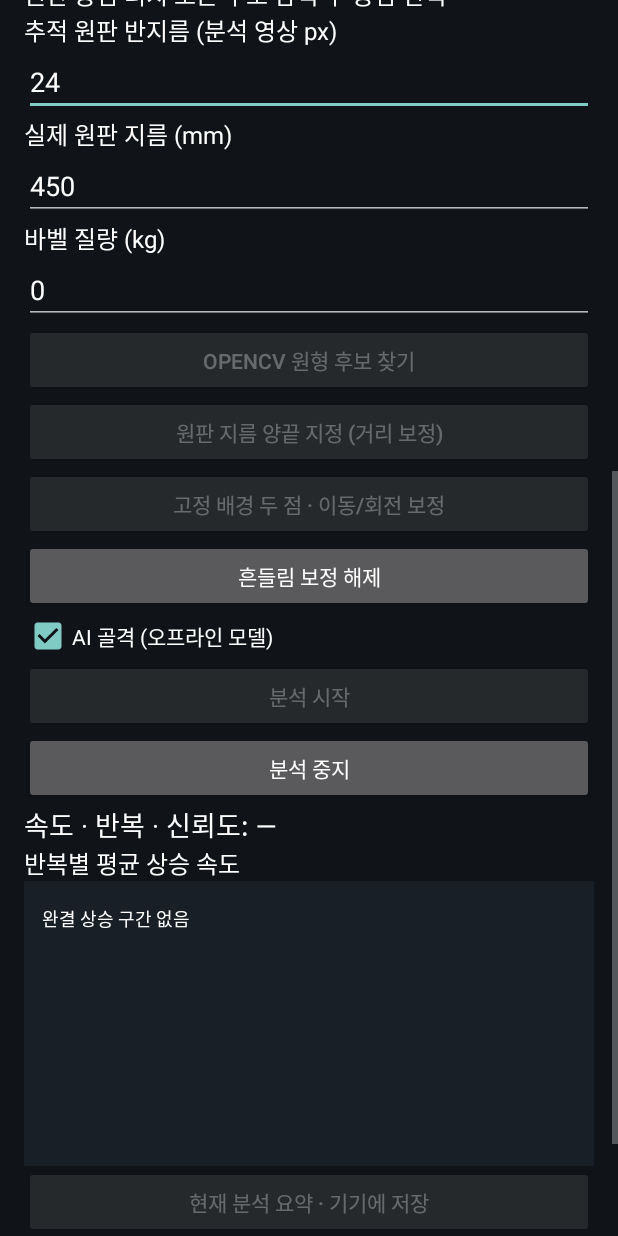
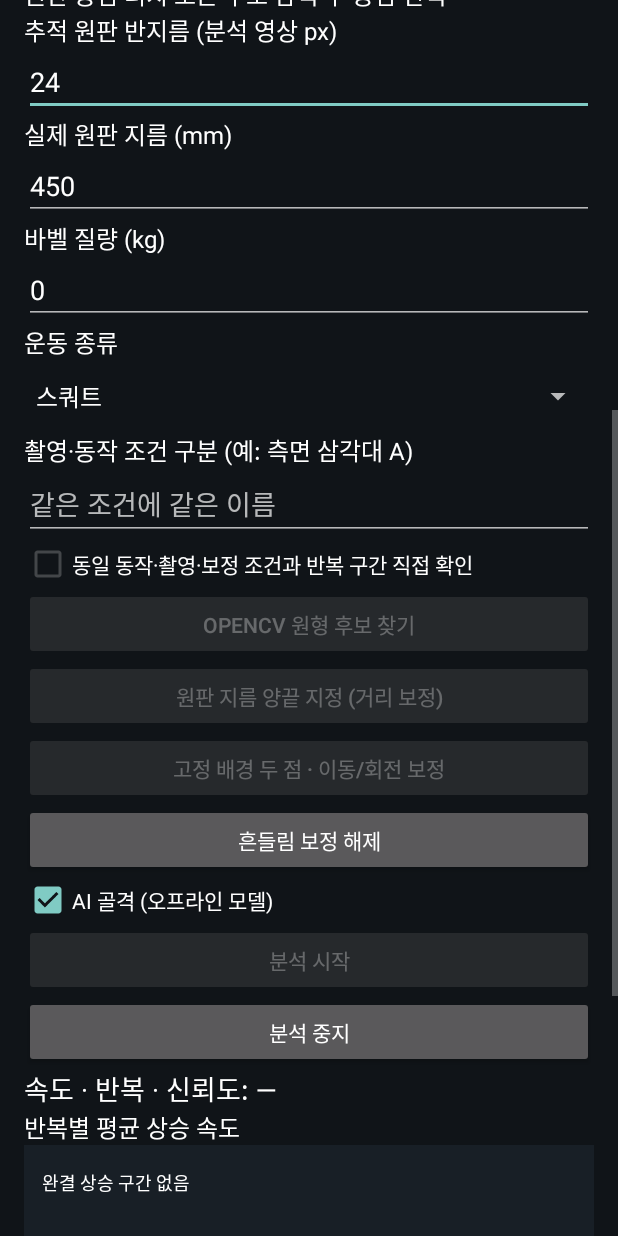
Before and after one commit to js775315672-spec/Adaptive-Strength-Native, an Android app: the screen it shows after launch (MainActivity), scrolled down 576 dp, on a phone screen of 412 x 824 dp. Run offline under Robolectric (Android 15) with nearby library versions, the phone set to English and light mode, and no system bars; 1 statement that could not run was skipped.

Commit message:
P10: explicit same-condition descriptive personal speed profile and isolated APK identity

```diff
--- a/app/build.gradle.kts
+++ b/app/build.gradle.kts
@@ -4,8 +4,8 @@ android {
     compileSdk = 35
     ndkVersion = "27.0.12077973"
     defaultConfig {
-        applicationId = "com.adaptivestrength.nativeapp.p4567"
-        minSdk = 26; targetSdk = 35; versionCode = 3; versionName = "0.3.0-dev"
+        applicationId = "com.adaptivestrength.nativeapp.p8910"
+        minSdk = 26; targetSdk = 35; versionCode = 4; versionName = "0.4.0-dev"
         ndk { abiFilters += listOf("arm64-v8a") }
         externalNativeBuild { cmake { cppFlags += listOf("-std=c++17", "-O3") } }
     }
--- a/app/src/main/AndroidManifest.xml
+++ b/app/src/main/AndroidManifest.xml
@@ -1,7 +1,7 @@
 <manifest xmlns:android="http://schemas.android.com/apk/res/android">
     <uses-permission android:name="android.permission.CAMERA"/>
     <uses-feature android:name="android.hardware.camera.any" android:required="false"/>
-    <application android:label="Adaptive Strength P4567 DEV" android:theme="@android:style/Theme.Material.NoActionBar" android:allowBackup="false" android:usesCleartextTraffic="false" android:supportsRtl="true">
+    <application android:label="Adaptive Strength P8910 DEV" android:theme="@android:style/Theme.Material.NoActionBar" android:allowBackup="false" android:usesCleartextTraffic="false" android:supportsRtl="true">
         <activity android:name=".LiveActivity" android:exported="false"/>
         <activity android:name=".MainActivity" android:exported="true"><intent-filter><action android:name="android.intent.action.MAIN"/><category android:name="android.intent.category.LAUNCHER"/></intent-filter></activity>
     </application>
--- a/app/src/main/java/com/adaptivestrength/nativeapp/MainActivity.kt
+++ b/app/src/main/java/com/adaptivestrength/nativeapp/MainActivity.kt
@@ -15,29 +15,32 @@ import java.util.concurrent.atomic.AtomicBoolean
 import kotlin.math.*
 class MainActivity:Activity(){
  private val worker=Executors.newSingleThreadExecutor();private val cancel=AtomicBoolean(false);private val previewPending=AtomicBoolean(false);private var busy=false;private var analyzed=false;private var uri:Uri?=null;private var frame:Bitmap?=null;private var seed:Circle?=null;private var candidates=listOf<Circle>();private var cal=mutableListOf<Pair<Float,Float>>();private var calibrating=false;private var bgMode=false;private val bg=mutableListOf<Pair<Float,Float>>();private var report:String?=null
- private lateinit var chart:RepChart;private lateinit var historyButton:Button;private lateinit var saveButton:Button;private lateinit var canvas:Stage;private lateinit var status:TextView;private lateinit var metrics:TextView;private lateinit var diameter:EditText;private lateinit var kg:EditText;private lateinit var radius:EditText;private lateinit var poseSwitch:CheckBox;private lateinit var run:Button;private lateinit var pick:Button;private lateinit var scan:Button;private lateinit var export:Button;private lateinit var calButton:Button;private lateinit var bgButton:Button
+ private lateinit var exercise:Spinner;private lateinit var setup:EditText;private lateinit var reviewed:CheckBox;private lateinit var compareButton:Button;private lateinit var chart:RepChart;private lateinit var historyButton:Button;private lateinit var saveButton:Button;private lateinit var canvas:Stage;private lateinit var status:TextView;private lateinit var metrics:TextView;private lateinit var diameter:EditText;private lateinit var kg:EditText;private lateinit var radius:EditText;private lateinit var poseSwitch:CheckBox;private lateinit var run:Button;private lateinit var pick:Button;private lateinit var scan:Button;private lateinit var export:Button;private lateinit var calButton:Button;private lateinit var bgButton:Button
  private val pts=mutableListOf<Sample>();private var joints=listOf<Joint>();private val paint=Paint(3);private var imageRect=RectF();private var cvReady=false
  override fun onCreate(b:Bundle?){super.onCreate(b);val root=LinearLayout(this).apply{orientation=LinearLayout.VERTICAL;setPadding(24,24,24,24);setBackgroundColor(Color.rgb(16,20,24))};val scroll=ScrollView(this);scroll.addView(root);setContentView(scroll)
   fun text(s:String,size:Float=16f)=TextView(this).apply{text=s;textSize=size;setTextColor(Color.WHITE);root.addView(this)}
   fun button(s:String,fn:()->Unit)=Button(this).apply{text=s;setOnClickListener{fn()};root.addView(this)}
   fun number(label:String,value:String):EditText{text(label);return EditText(this).apply{setText(value);inputType=android.text.InputType.TYPE_CLASS_NUMBER or android.text.InputType.TYPE_NUMBER_FLAG_DECIMAL;setTextColor(Color.WHITE);root.addView(this)}}
-  text("Adaptive Strength Native · P4567 DEV",24f);text("기기 내 파일 분석 · 실제 기기 미검증 · 자동 중량 증가 금지")
+  text("Adaptive Strength Native · P8910 DEV",24f);text("기기 내 파일 분석 · 실제 기기 미검증 · 자동 중량 증가 금지")
   button("실시간 카메라 · P3"){if(!busy)startActivity(Intent(this,LiveActivity::class.java))};status=text("영상 선택 대기");pick=button("영상 파일 선택"){startActivityForResult(Intent(Intent.ACTION_OPEN_DOCUMENT).apply{type="video/*";addCategory(Intent.CATEGORY_OPENABLE)},1)}
   canvas=Stage();root.addView(canvas,LinearLayout.LayoutParams(-1,dp(340)));text("원판 중심 터치 또는 후보 탐색 후 중심 선택")
   radius=number("추적 원판 반지름 (분석 영상 px)","24");diameter=number("실제 원판 지름 (mm)","450");kg=number("바벨 질량 (kg)","0")
+  text("운동 종류");exercise=Spinner(this).apply{adapter=ArrayAdapter(this@MainActivity,android.R.layout.simple_spinner_dropdown_item,listOf("스쿼트","벤치프레스","데드리프트","기타"));root.addView(this)}
+  text("촬영·동작 조건 구분 (예: 측면 삼각대 A)");setup=EditText(this).apply{hint="같은 조건에 같은 이름";setTextColor(Color.WHITE);root.addView(this)}
+  reviewed=CheckBox(this).apply{text="동일 동작·촬영·보정 조건과 반복 구간 직접 확인";setTextColor(Color.WHITE);root.addView(this)}
   scan=button("OpenCV 원형 후보 찾기"){scan()};calButton=button("원판 지름 양끝 지정 (거리 보정)"){if(frame!=null&&!busy){cal.clear();calibrating=true;bgMode=false;status.text="지름의 양끝을 터치하세요";canvas.invalidate()}}
   bgButton=button("고정 배경 두 점 · 이동/회전 보정"){if(!busy&&seed!=null){bg.clear();bgMode=true;calibrating=false;status.text="원판에서 떨어진 고정 배경의 두 점을 터치";canvas.invalidate()}}
   button("흔들림 보정 해제"){if(!busy&&!analyzed){bg.clear();bgMode=false;canvas.invalidate();status.text="흔들림 보정 해제"}}
   poseSwitch=CheckBox(this).apply{text="AI 골격 (오프라인 모델)";isChecked=true;setTextColor(Color.WHITE);root.addView(this)}
-  run=button("분석 시작"){analyze()};button("분석 중지"){cancel.set(true)};metrics=text("속도 · 반복 · 신뢰도: —",18f);text("반복별 평균 상승 속도");chart=RepChart(this);root.addView(chart,LinearLayout.LayoutParams(-1,dp(190)));saveButton=button("현재 분석 요약 · 기기에 저장"){if(!busy)report?.let{SessionHistory.save(this,it);status.text="분석 요약 저장 완료"}};historyButton=button("기기 내 운동 기록"){if(!busy)SessionHistory.show(this)};export=button("분석 JSON 저장"){if(report!=null)startActivityForResult(Intent(Intent.ACTION_CREATE_DOCUMENT).apply{type="application/json";putExtra(Intent.EXTRA_TITLE,"adaptive-native.json");addCategory(Intent.CATEGORY_OPENABLE)},2)}
+  run=button("분석 시작"){analyze()};button("분석 중지"){cancel.set(true)};metrics=text("속도 · 반복 · 신뢰도: —",18f);text("반복별 평균 상승 속도");chart=RepChart(this);root.addView(chart,LinearLayout.LayoutParams(-1,dp(190)));saveButton=button("현재 분석 요약 · 기기에 저장"){if(!busy)report?.let{status.text=if(SessionHistory.save(this,it,reviewed.isChecked))"분석 요약 저장 완료" else "이미 저장됐거나 저장 실패"}};historyButton=button("기기 내 운동 기록"){if(!busy)SessionHistory.show(this)};compareButton=button("개인 속도 비교 · 참고용"){if(!busy)report?.let{SessionHistory.compare(this,it,reviewed.isChecked)}};export=button("분석 JSON 저장"){if(report!=null)startActivityForResult(Intent(Intent.ACTION_CREATE_DOCUMENT).apply{type="application/json";putExtra(Intent.EXTRA_TITLE,"adaptive-native.json");addCategory(Intent.CATEGORY_OPENABLE)},2)}
   cvReady=try{Vision.initialize()}catch(e:Throwable){false};if(!cvReady)status.text="OpenCV 초기화 실패: 분석 차단";controls(false)
  }
  private fun dp(n:Int)=(n*resources.displayMetrics.density).roundToInt()
- private fun controls(on:Boolean){busy=on;pick.isEnabled=!on;scan.isEnabled=!on&&!analyzed&&frame!=null&&cvReady;run.isEnabled=!on&&!analyzed&&seed!=null&&cvReady;calButton.isEnabled=!on&&!analyzed&&frame!=null;bgButton.isEnabled=!on&&!analyzed&&seed!=null;diameter.isEnabled=!on;radius.isEnabled=!on;kg.isEnabled=!on;poseSwitch.isEnabled=!on;export.isEnabled=!on&&report!=null;saveButton.isEnabled=!on&&report!=null;historyButton.isEnabled=!on}
+ private fun controls(on:Boolean){busy=on;pick.isEnabled=!on;scan.isEnabled=!on&&!analyzed&&frame!=null&&cvReady;run.isEnabled=!on&&!analyzed&&seed!=null&&cvReady;calButton.isEnabled=!on&&!analyzed&&frame!=null;bgButton.isEnabled=!on&&!analyzed&&seed!=null;diameter.isEnabled=!on;radius.isEnabled=!on;kg.isEnabled=!on;poseSwitch.isEnabled=!on;export.isEnabled=!on&&report!=null;saveButton.isEnabled=!on&&report!=null;historyButton.isEnabled=!on;exercise.isEnabled=!on&&!analyzed;setup.isEnabled=!on&&!analyzed;reviewed.isEnabled=!on&&report!=null;compareButton.isEnabled=!on&&report!=null}
  @Deprecated("legacy Activity result") override fun onActivityResult(req:Int,res:Int,data:Intent?){super.onActivityResult(req,res,data);if(res!=RESULT_OK)return;val u=data?.data?:return;if(req==1)load(u);if(req==2){val r=report?:return;try{contentResolver.openOutputStream(u)?.use{it.write(r.toByteArray())}?:error("파일 열기 실패");status.text="JSON 저장 완료"}catch(e:Exception){status.text="저장 실패: ${e.message}"}}}
- private fun load(u:Uri){uri=u;analyzed=false;seed=null;cal.clear();calibrating=false;bg.clear();bgMode=false;candidates=emptyList();pts.clear();joints=emptyList();report=null;chart.update(emptyList(),"px");frame?.recycle();frame=null;canvas.invalidate();controls(true);cancel.set(false);status.text="첫 프레임 디코딩 중";worker.execute{try{var found=false;VideoFrames.read(this,u,{cancel.get()}){_,b->found=true;runOnUiThread{frame=b;status.text="원판 중심 지정";canvas.invalidate()};false};if(!found)error("영상 프레임 없음")}catch(e:Throwable){runOnUiThread{status.text="영상 로드 실패: ${e.message}"}}finally{runOnUiThread{controls(false)}}}}
+ private fun load(u:Uri){uri=u;analyzed=false;reviewed.isChecked=false;seed=null;cal.clear();calibrating=false;bg.clear();bgMode=false;candidates=emptyList();pts.clear();joints=emptyList();report=null;chart.update(emptyList(),"px");frame?.recycle();frame=null;canvas.invalidate();controls(true);cancel.set(false);status.text="첫 프레임 디코딩 중";worker.execute{try{var found=false;VideoFrames.read(this,u,{cancel.get()}){_,b->found=true;runOnUiThread{frame=b;status.text="원판 중심 지정";canvas.invalidate()};false};if(!found)error("영상 프레임 없음")}catch(e:Throwable){runOnUiThread{status.text="영상 로드 실패: ${e.message}"}}finally{runOnUiThread{controls(false)}}}}
  private fun scan(){val b=frame?:return;controls(true);worker.execute{try{val found=Vision().use{it.candidates(b)};runOnUiThread{candidates=found;canvas.invalidate();status.text="원형 후보 ${found.size}개 · 원판을 터치해 확인"}}catch(e:Throwable){runOnUiThread{status.text="후보 탐색 실패: ${e.message}"}}finally{runOnUiThread{controls(false)}}}}
- private fun analyze(){val u=uri?:return;val start=seed?:return;val r=radius.text.toString().toIntOrNull();val mass=kg.text.toString().toDoubleOrNull();val mm=diameter.text.toString().toDoubleOrNull();if(r==null||r !in 8..150||mass==null||!mass.isFinite()||mass<0){status.text="반지름/질량 확인";return};val distance=if(cal.size==2)hypot((cal[1].first-cal[0].first).toDouble(),(cal[1].second-cal[0].second).toDouble()) else 0.0;if(cal.size==2&&(distance<5||mm==null||!mm.isFinite()||mm<=0)){status.text="거리 보정값 확인";return};val scale=if(distance>=5)mm!!/1000/distance else null;val doPose=poseSwitch.isChecked;if(bgMode||bg.size==1){status.text="배경 두 점 지정 또는 해제 필요";return};val anchors=bg.toList();if(anchors.any{hypot(it.first-start.x,it.second-start.y)<r+12}){status.text="배경점은 원판 영역 밖에 지정하세요";return}
+ private fun analyze(){val u=uri?:return;val start=seed?:return;val r=radius.text.toString().toIntOrNull();val mass=kg.text.toString().toDoubleOrNull();val mm=diameter.text.toString().toDoubleOrNull();if(r==null||r !in 8..150||mass==null||!mass.isFinite()||mass<0){status.text="반지름/질량 확인";return};val distance=if(cal.size==2)hypot((cal[1].first-cal[0].first).toDouble(),(cal[1].second-cal[0].second).toDouble()) else 0.0;if(cal.size==2&&(distance<5||mm==null||!mm.isFinite()||mm<=0)){status.text="거리 보정값 확인";return};val scale=if(distance>=5)mm!!/1000/distance else null;val doPose=poseSwitch.isChecked;val exerciseName=exercise.selectedItem.toString();val setupName=setup.text.toString().trim().take(80);val sessionId=java.util.UUID.randomUUID().toString();reviewed.isChecked=false;if(bgMode||bg.size==1){status.text="배경 두 점 지정 또는 해제 필요";return};val anchors=bg.toList();if(anchors.any{hypot(it.first-start.x,it.second-start.y)<r+12}){status.text="배경점은 원판 영역 밖에 지정하세요";return}
   pts.clear();report=null;chart.update(emptyList(),"px");joints=emptyList();analyzed=true;candidates=emptyList();controls(true);cancel.set(false);status.text="분석 중";worker.execute{val rows=mutableListOf<Sample>();val rawRows=mutableListOf<Sample>();val bgTrackers=mutableListOf<NativeTracker>();val poseRows=JSONArray();val poseMetrics=PoseMetrics();var pose:Pose?=null;var poseError:String?=null;var total=0;var misses=0;var segment=0;var lastUs=-1L;var lastUi=0L;var failure:String?=null;var limit=false
    try{if(doPose){try{pose=Pose(this)}catch(e:Throwable){poseError=e.message?:"모델 로드 실패"}}
     if(anchors.size==2)repeat(2){bgTrackers.add(NativeTracker())}
@@ -54,7 +57,7 @@ class MainActivity:Activity(){
     }}};if(misses>=8)failure="8회 연속 추적 실패: 부분 결과";if(limit)failure="18000 프레임 상한: 부분 결과"
    }catch(e:Throwable){failure=e.message?:"분석 오류"}finally{bgTrackers.forEach{runCatching{it.close()}};try{pose?.close()}catch(_:Throwable){}}
    val s=Vbt.analyze(rows,scale,mass);val coverage=if(total==0)0.0 else rows.size.toDouble()/total;val state=if(cancel.get())"USER_STOP" else if(failure!=null)"PARTIAL" else if(total==0)"EMPTY" else "DECODE_COMPLETE_UNVALIDATED"
-   val result=JSONObject().put("schema","ase-native-p4567").put("status",state).put("error",failure?:JSONObject.NULL).put("pose_error",poseError?:JSONObject.NULL).put("frames",total).put("coverage",coverage).put("meters_per_analysis_px",scale?:JSONObject.NULL).put("mass_kg",mass).put("unit",s.unit).put("mean_ascent",s.mean?:JSONObject.NULL).put("peak_ascent",s.peak?:JSONObject.NULL).put("min_ascent",s.min?:JSONObject.NULL).put("loss_pct",s.lossPercent?:JSONObject.NULL).put("gravity_power_estimate_w",s.powerEstimate?:JSONObject.NULL).put("background_correction",anchors.size==2).put("correction_mode",if(anchors.size==2)"two_anchor_rigid" else "none").put("learning_approved",false).put("load_increase_allowed",false)
+   val result=JSONObject().put("schema","ase-native-p8910").put("status",state).put("session_id",sessionId).put("exercise",exerciseName).put("setup",setupName).put("median_rep_speed",SpeedProfile.median(s.reps.map{it.mean})?:JSONObject.NULL).put("error",failure?:JSONObject.NULL).put("pose_error",poseError?:JSONObject.NULL).put("frames",total).put("coverage",coverage).put("meters_per_analysis_px",scale?:JSONObject.NULL).put("mass_kg",mass).put("unit",s.unit).put("mean_ascent",s.mean?:JSONObject.NULL).put("peak_ascent",s.peak?:JSONObject.NULL).put("min_ascent",s.min?:JSONObject.NULL).put("loss_pct",s.lossPercent?:JSONObject.NULL).put("gravity_power_estimate_w",s.powerEstimate?:JSONObject.NULL).put("background_correction",anchors.size==2).put("correction_mode",if(anchors.size==2)"two_anchor_rigid" else "none").put("learning_approved",false).put("load_increase_allowed",false)
    result.put("samples",JSONArray().apply{rows.forEach{put(JSONObject().put("us",it.us).put("x",it.x).put("y",it.y).put("confidence",it.confidence).put("segment",it.segment))}});result.put("raw_samples",JSONArray().apply{rawRows.forEach{put(JSONObject().put("us",it.us).put("x",it.x).put("y",it.y).put("confidence",it.confidence).put("segment",it.segment))}});result.put("reps",JSONArray().apply{s.reps.forEach{put(JSONObject().put("start_us",it.startUs).put("end_us",it.endUs).put("rom",it.rom).put("mean",it.mean).put("peak",it.peak))}});result.put("pose",poseRows);val ranges=JSONObject()
    fun rangeJson(v:AngleRange):JSONObject = JSONObject().put("n",v.count).put("min_deg",v.min).put("max_deg",v.max).put("rom_deg",v.rom)
    poseMetrics.ranges().forEach{(k,v)->ranges.put(k,rangeJson(v))};val poseSummary=JSONObject().put("sampled_frames",poseMetrics.frames).put("image_plane_ranges",ranges).put("paired_knee_abs_difference",poseMetrics.kneeDifference()?.let{rangeJson(it)}?:JSONObject.NULL).put("clinical_validated",false);result.put("pose_summary",poseSummary)
```
Also changed, not shown: app/src/main/java/com/adaptivestrength/nativeapp/ReportViews.kt (+15 -4 lines), core/src/main/kotlin/com/adaptivestrength/core/Vbt.kt (+19 -0 lines), 3 other files.
